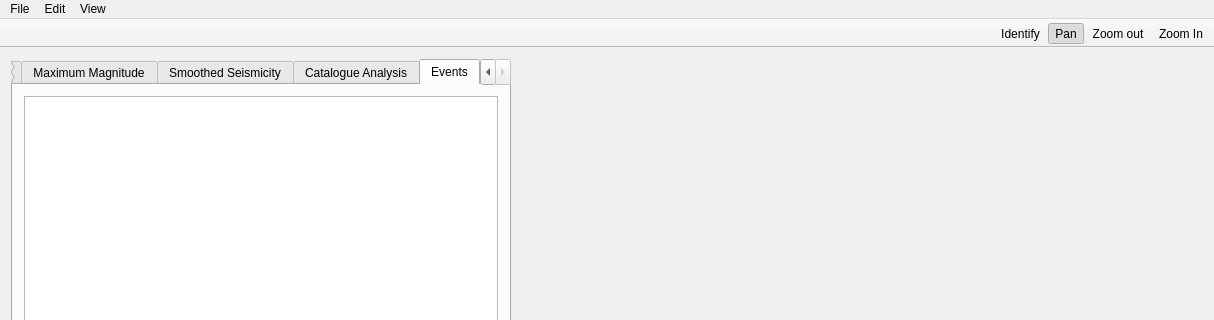
Qt form hmtk_ui/hmtkwindow.ui (gem/oq-irmt-qgis) before a commit; both pictures show x 0 to 1214 and y 0 to 320 of the 1214 by 756 pixel window.
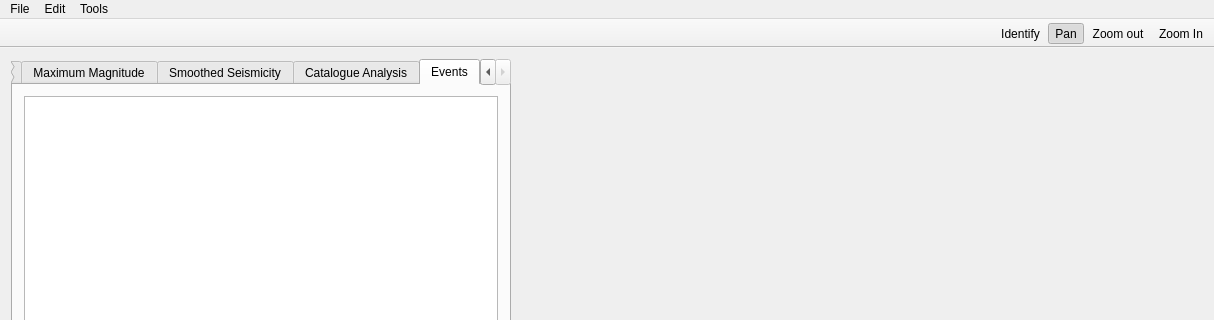
The same form after that commit. Icons and pictures are not drawn. Custom widgets are drawn as their Qt base class.

```diff
--- a/hmtk_ui/hmtkwindow.ui
+++ b/hmtk_ui/hmtkwindow.ui
@@ -483,7 +483,7 @@
    </widget>
    <widget class="QMenu" name="menuTools">
     <property name="title">
-     <string>View</string>
+     <string>Tools</string>
     </property>
     <addaction name="actionDeclustering"/>
     <addaction name="actionCompleteness"/>
```
Left out of the diff: 6 changed lines with no effect on the pictures.
